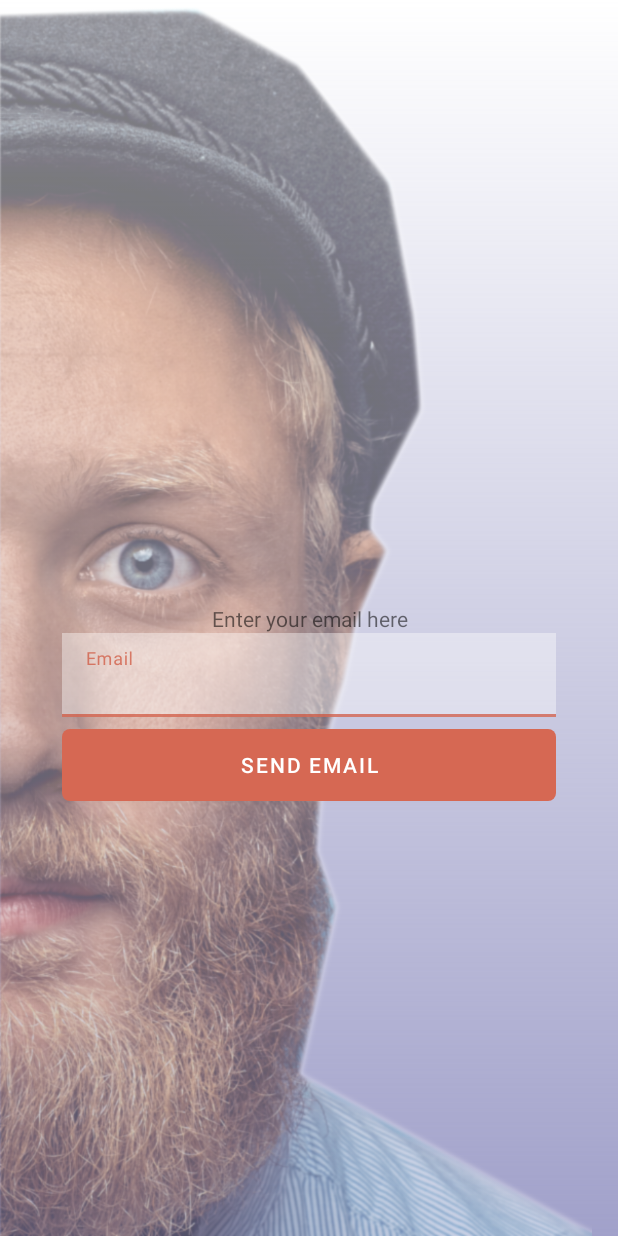
After one commit to jacksrlt/myFirstApp, an Android app: the layout activity_forgot_password.xml on its own in the app's theme, with its tools: preview values and no code run, on a phone screen of 412 x 824 dp. The commit adds this screen. Run offline under Robolectric (Android 15) with nearby library versions, the phone set to English and light mode, and no system bars.

Commit message:
Añadido activity para contraseña olvidada falta funcion click

```diff
--- /dev/null
+++ b/app/src/main/java/com/jack/first/ForgotPassword.java
@@ -0,0 +1,18 @@
+package com.jack.first;
+
+import androidx.appcompat.app.AppCompatActivity;
+
+import android.content.Intent;
+import android.os.Bundle;
+import android.view.View;
+
+public class ForgotPassword extends AppCompatActivity {
+
+    @Override
+    protected void onCreate(Bundle savedInstanceState) {
+        super.onCreate(savedInstanceState);
+        setContentView(R.layout.activity_forgot_password);
+    }
+
+
+}
--- a/app/src/main/java/com/jack/first/Signup.java
+++ b/app/src/main/java/com/jack/first/Signup.java
@@ -1,7 +1,10 @@
 package com.jack.first;
 
 import androidx.appcompat.app.AppCompatActivity;
+
+import android.content.Intent;
 import android.os.Bundle;
+import android.view.View;
 
 public class Signup extends AppCompatActivity {
 
@@ -10,4 +13,16 @@ public class Signup extends AppCompatActivity {
         super.onCreate(savedInstanceState);
         setContentView(R.layout.activity_signup);
     }
+
+
+    public void openLogin(View v){
+        Intent intent = new Intent(Signup.this, LoginActivity.class);
+        startActivity(intent);
+    }
+    public void openMain(View v){
+        Intent intent = new Intent(Signup.this, MainActivity.class);
+        intent.addFlags(Intent.FLAG_ACTIVITY_NEW_TASK);
+        intent.addFlags(Intent.FLAG_ACTIVITY_CLEAR_TASK);
+        startActivity(intent);
+    }
 }
--- a/app/src/main/res/anim/zoomin.xml
+++ b/app/src/main/res/anim/zoomin.xml
@@ -5,7 +5,7 @@
 
     <scale
         xmlns:android="http://schemas.android.com/apk/res/android"
-        android:duration="9000"
+        android:duration="8000"
         android:fromXScale="1"
         android:fromYScale="1"
         android:pivotX="50%"
--- /dev/null
+++ b/app/src/main/res/layout/activity_forgot_password.xml
@@ -0,0 +1,80 @@
+<?xml version="1.0" encoding="utf-8"?>
+<androidx.constraintlayout.widget.ConstraintLayout xmlns:android="http://schemas.android.com/apk/res/android"
+    xmlns:app="http://schemas.android.com/apk/res-auto"
+    xmlns:tools="http://schemas.android.com/tools"
+    android:layout_width="match_parent"
+    android:layout_height="match_parent"
+    android:background="@drawable/gradient"
+    tools:context=".ForgotPassword">
+
+    <ImageView
+        android:layout_width="match_parent"
+        android:layout_height="match_parent"
+        android:src="@drawable/hipman"
+        android:alpha="0.5"
+        android:scaleType="fitStart"
+        />
+
+
+    <com.google.android.material.textfield.TextInputLayout
+        android:id="@+id/etForgotEmail"
+        android:layout_width="0dp"
+        android:layout_height="wrap_content"
+        android:alpha="0.8"
+        app:layout_constraintEnd_toStartOf="@+id/guideline3"
+        app:layout_constraintStart_toEndOf="@+id/guideline2"
+        app:layout_constraintTop_toBottomOf="@id/tvForgot">
+
+        <EditText
+            android:layout_width="match_parent"
+            android:layout_height="wrap_content"
+            android:alpha="0.5"
+            android:background="@color/white"
+            android:hint="Email"
+            android:maxLines="1"
+            tools:ignore="SpeakableTextPresentCheck" />
+
+
+
+    </com.google.android.material.textfield.TextInputLayout>
+
+
+    <Button
+        android:id="@+id/button"
+        style="@style/mybutton"
+        android:layout_marginTop="8dp"
+        android:layout_marginBottom="8dp"
+        android:text="SEND EMAIL"
+        app:layout_constraintEnd_toStartOf="@+id/guideline3"
+        app:layout_constraintStart_toEndOf="@+id/guideline2"
+        app:layout_constraintTop_toBottomOf="@id/etForgotEmail"/>
+
+
+
+    <TextView
+        android:id="@+id/tvForgot"
+        android:layout_width="0dp"
+        android:layout_height="wrap_content"
+        android:text="Enter your email here"
+        android:textAlignment="center"
+        app:layout_constraintBottom_toTopOf="parent"
+        app:layout_constraintEnd_toStartOf="@+id/guideline3"
+        app:layout_constraintStart_toEndOf="@+id/guideline2"
+        app:layout_constraintTop_toBottomOf="parent" />
+
+    <androidx.constraintlayout.widget.Guideline
+        android:id="@+id/guideline2"
+        android:layout_width="wrap_content"
+        android:layout_height="wrap_content"
+        android:orientation="vertical"
+        app:layout_constraintGuide_percent="0.10" />
+
+    <androidx.constraintlayout.widget.Guideline
+        android:id="@+id/guideline3"
+        android:layout_width="wrap_content"
+        android:layout_height="wrap_content"
+        android:orientation="vertical"
+        app:layout_constraintGuide_percent="0.90" />
+
+
+</androidx.constraintlayout.widget.ConstraintLayout>
--- a/app/src/main/res/layout/activity_login.xml
+++ b/app/src/main/res/layout/activity_login.xml
@@ -100,12 +100,12 @@
         android:layout_width="wrap_content"
         android:layout_height="wrap_content"
         android:layout_marginTop="10dp"
+        android:onClick="onClick2"
         android:text="I forgot my password"
         android:textSize="16dp"
-        app:layout_constraintTop_toBottomOf="@id/button2"
+        app:layout_constraintEnd_toEndOf="@id/guideline3"
         app:layout_constraintStart_toStartOf="@id/guideline2"
-        app:layout_constraintEnd_toEndOf="@id/guideline3"
-        />
+        app:layout_constraintTop_toBottomOf="@id/button2" />
 
     <androidx.constraintlayout.widget.Guideline
         android:id="@+id/guideline2"
--- a/app/src/main/res/layout/activity_signup.xml
+++ b/app/src/main/res/layout/activity_signup.xml
@@ -87,20 +87,22 @@
       android:id="@+id/button"
       style="@style/mybutton"
       android:layout_marginTop="8dp"
+      android:layout_marginBottom="8dp"
+      android:onClick="openMain"
       android:text="CREATE"
-      android:layout_marginBottom="8dp"
+      app:layout_constraintBottom_toTopOf="@id/button2"
       app:layout_constraintEnd_toStartOf="@id/guideline3"
       app:layout_constraintStart_toStartOf="@id/guideline2"
-      app:layout_constraintTop_toBottomOf="@id/passwordtrue"
-      app:layout_constraintBottom_toTopOf="@id/button2"/>
+      app:layout_constraintTop_toBottomOf="@id/passwordtrue" />
 
   <Button
       android:id="@+id/button2"
       style="@style/mybutton2"
       android:layout_marginBottom="88dp"
+      android:onClick="openLogin"
       android:text="BACK"
+      app:layout_constraintBottom_toBottomOf="parent"
       app:layout_constraintEnd_toStartOf="@id/guideline3"
-      app:layout_constraintBottom_toBottomOf="parent"
       app:layout_constraintStart_toStartOf="@id/guideline2"
       app:layout_constraintTop_toBottomOf="@id/button" />
 
```
Also changed, not shown: app/src/main/AndroidManifest.xml (+3 -4 lines).
